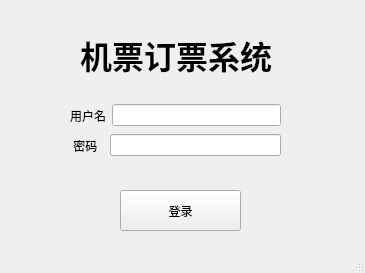
Qt form login.ui (Ecazy/TicketManageSystem) before a commit.
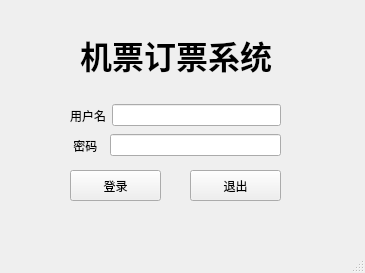
The same form after that commit.

Commit message: add exit in the login GUI

Patch:
```diff
--- a/login.ui
+++ b/login.ui
@@ -17,10 +17,10 @@
    <widget class="QToolButton" name="login">
     <property name="geometry">
      <rect>
-      <x>120</x>
-      <y>190</y>
-      <width>121</width>
-      <height>41</height>
+      <x>70</x>
+      <y>170</y>
+      <width>91</width>
+      <height>31</height>
      </rect>
     </property>
     <property name="text">
@@ -87,6 +87,19 @@
      <string>&lt;html&gt;&lt;head/&gt;&lt;body&gt;&lt;p&gt;&lt;span style=&quot; font-size:24pt; font-weight:700;&quot;&gt;机票订票系统&lt;/span&gt;&lt;/p&gt;&lt;/body&gt;&lt;/html&gt;</string>
     </property>
    </widget>
+   <widget class="QToolButton" name="exit">
+    <property name="geometry">
+     <rect>
+      <x>190</x>
+      <y>170</y>
+      <width>91</width>
+      <height>31</height>
+     </rect>
+    </property>
+    <property name="text">
+     <string>退出</string>
+    </property>
+   </widget>
   </widget>
   <widget class="QStatusBar" name="statusbar"/>
  </widget>
```
The commit also changes 5 other files.
